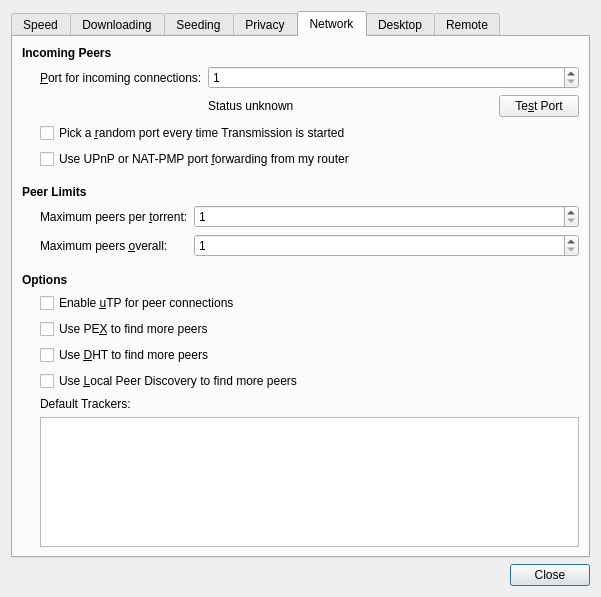
First picture: the form in qt/PrefsDialog.ui, repository transmission/transmission, before the edit.
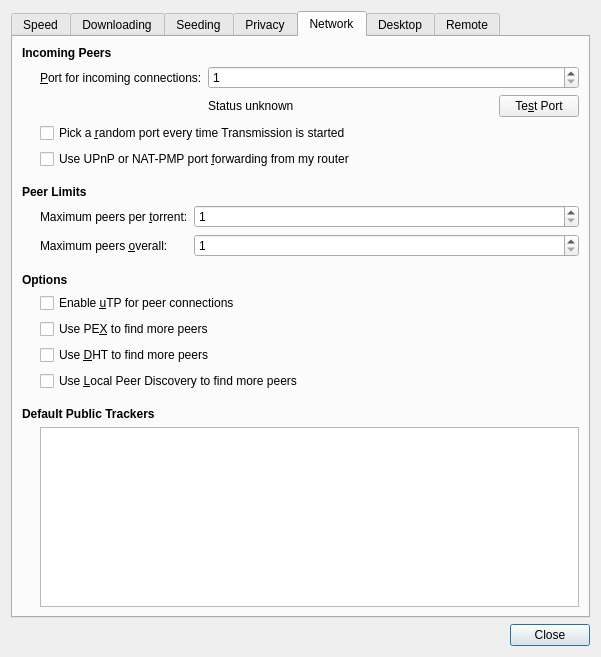
Second picture: the form after the edit. The open tabs and pages were chosen to show the change. Icons and pictures are not drawn. Custom widgets are drawn as their Qt base class.

What changed in the file:
```diff
--- a/qt/PrefsDialog.ui
+++ b/qt/PrefsDialog.ui
@@ -7,7 +7,7 @@
     <x>0</x>
     <y>0</y>
     <width>601</width>
-    <height>597</height>
+    <height>657</height>
    </rect>
   </property>
   <property name="windowTitle">
@@ -983,16 +983,42 @@
            </property>
           </widget>
          </item>
+        </layout>
+       </item>
+       <item>
+        <spacer name="defaultTrackersSpacer">
+         <property name="orientation">
+          <enum>Qt::Vertical</enum>
+         </property>
+         <property name="sizeType">
+          <enum>QSizePolicy::Fixed</enum>
+         </property>
+         <property name="sizeHint" stdset="0">
+          <size>
+           <width>1</width>
+           <height>10</height>
+          </size>
+         </property>
+        </spacer>
+       </item>
          <item>
           <widget class="QLabel" name="defaultTrackersLabel">
-           <property name="toolTip">
-            <string>a list of default trackers to be added to new public torrents (and existing ones, after a reload)</string>
+         <property name="font">
+          <font>
+           <weight>75</weight>
+           <bold>true</bold>
+          </font>
            </property>
            <property name="text">
-            <string>Default Trackers:</string>
+          <string>Default Public Trackers</string>
            </property>
           </widget>
          </item>
+       <item>
+        <layout class="QVBoxLayout" name="defaultTrackersLayout">
+         <property name="leftMargin">
+          <number>18</number>
+         </property>
          <item>
           <widget class="QPlainTextEdit" name="defaultTrackersPlainTextEdit">
            <property name="lineWrapMode">
```
Left out of the diff: 8 changed lines with no effect on the pictures. Lines whose indentation alone changed are shown as unchanged.
